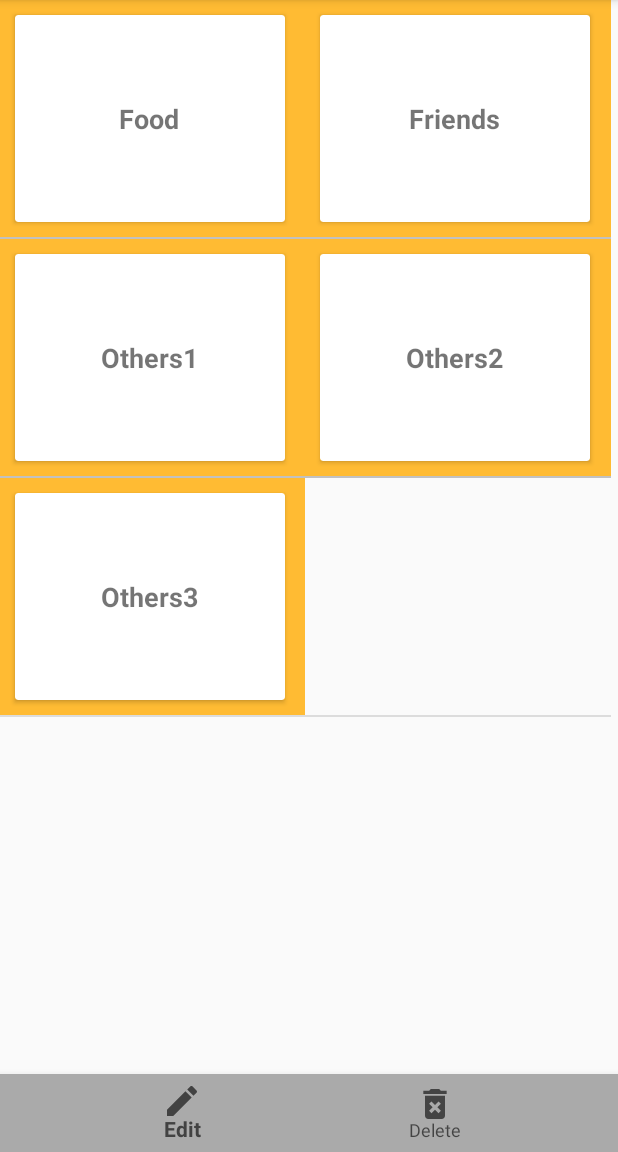
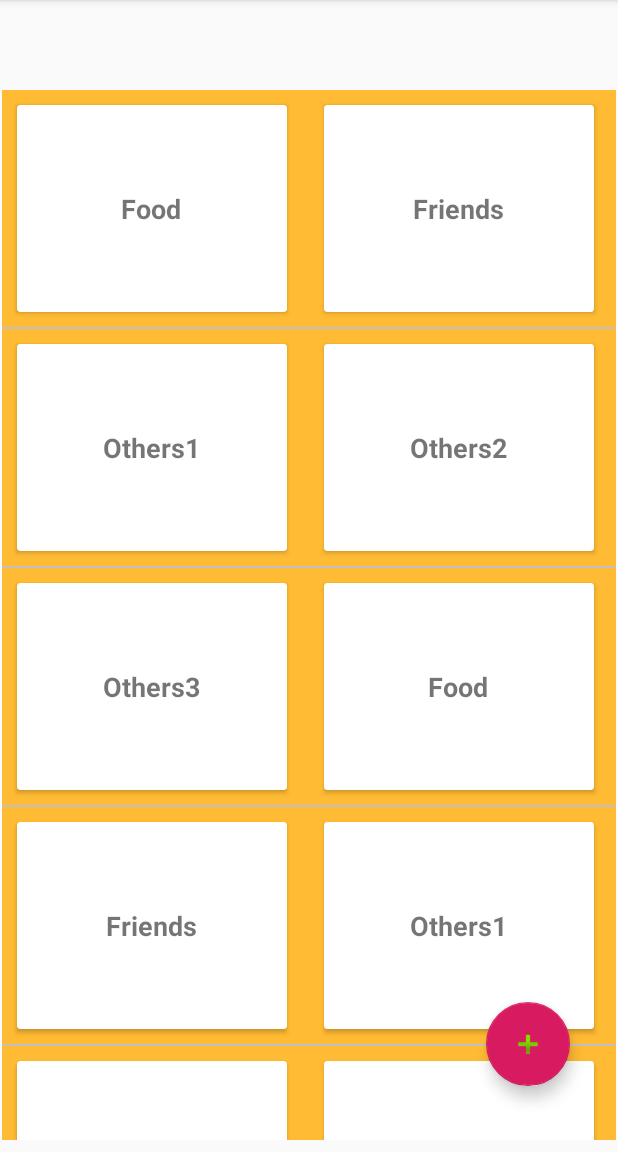
Before and after one commit to samirthaker2020/Spartans_W2019S_MAD4124_Project, an Android app: the screen it shows after launch (MainActivity), after a tap on "Food", on a phone screen of 412 x 824 dp, the part 84-1236 px from its top. Run offline under Robolectric (Android 15) with nearby library versions, the phone set to English and light mode, and no system bars.

```diff
--- a/W2019S_MAD4124_Project/src/main/java/com/example/recyclerdemo/Controller/MainActivity.java
+++ b/W2019S_MAD4124_Project/src/main/java/com/example/recyclerdemo/Controller/MainActivity.java
@@ -1,23 +1,30 @@
 package com.example.recyclerdemo.Controller;
 
+import android.content.DialogInterface;
 import android.graphics.Color;
 import android.graphics.drawable.ColorDrawable;
 import android.support.annotation.NonNull;
-import android.support.design.internal.BottomNavigationMenu;
 import android.support.design.widget.BottomNavigationView;
+import android.support.design.widget.FloatingActionButton;
 import android.support.v7.app.ActionBar;
+import android.support.v7.app.AlertDialog;
 import android.support.v7.app.AppCompatActivity;
 import android.os.Bundle;
-import android.support.v7.view.SupportActionModeWrapper;
 import android.support.v7.widget.DefaultItemAnimator;
 import android.support.v7.widget.DividerItemDecoration;
 import android.support.v7.widget.GridLayoutManager;
 import android.support.v7.widget.LinearLayoutManager;
 import android.support.v7.widget.RecyclerView;
+import android.text.TextUtils;
+import android.view.LayoutInflater;
 import android.view.MenuItem;
+import android.view.View;
+import android.widget.EditText;
+import android.widget.TextView;
 import android.widget.Toast;
 
 import com.example.recyclerdemo.Adapter.Rc_Adapter;
+import com.example.recyclerdemo.Modal.Note;
 import com.example.recyclerdemo.Modal.RcModal;
 import com.example.recyclerdemo.R;
 
@@ -40,9 +47,9 @@ public class MainActivity extends AppCompatActivity {
         setContentView(R.layout.activity_main);
 
         lstcategoryData = findViewById(R.id.rc1);
-BottomNavigationView bv= (BottomNavigationView) findViewById(R.id.bnav1);
+//BottomNavigationView bv= (BottomNavigationView) findViewById(R.id.bnav1);
 
-bv.setOnNavigationItemSelectedListener(mOnNavigationItemSelectedListener);
+//bv.setOnNavigationItemSelectedListener(mOnNavigationItemSelectedListener);
 
               data();
 
@@ -57,10 +64,58 @@ bv.setOnNavigationItemSelectedListener(mOnNavigationItemSelectedListener);
         lstcategoryData.setAdapter(mAdapter);
 
         mAdapter.notifyDataSetChanged();
+
+        FloatingActionButton fab = (FloatingActionButton) findViewById(R.id.btnadd);
+        fab.setOnClickListener(new View.OnClickListener() {
+            @Override
+            public void onClick(View view) {
+                showNoteDialog();
+            }
+        });
+
+
+        lstcategoryData.addOnItemTouchListener(new RecyclerTouchListener(this,
+                lstcategoryData, new RecyclerTouchListener.ClickListener() {
+            @Override
+            public void onClick(View view, final int position) {
+            }
+
+            @Override
+            public void onLongClick(View view, int position) {
+                showActionsDialog(position);
+            }
+        }));
     }
 
+      private void showNoteDialog()
+      {
+
+      }
+
+    private void showActionsDialog(final int position) {
+        CharSequence colors[] = new CharSequence[]{"Edit", "Delete"};
+
+        AlertDialog.Builder builder = new AlertDialog.Builder(this);
+        builder.setTitle("Choose option");
+        builder.setItems(colors, new DialogInterface.OnClickListener() {
+            @Override
+            public void onClick(DialogInterface dialog, int which) {
+                if (which == 0) {
+                  //  showNoteDialog(true, notesList.get(position), position);
+                } else {
+                  //  deleteNote(position);
+                }
+            }
+        });
+        builder.show();
+    }
     public void data() {
         cname = new ArrayList<>();
+        cname.add(new RcModal("Food"));
+        cname.add(new RcModal("Friends"));
+        cname.add(new RcModal("Others1"));
+        cname.add(new RcModal("Others2"));
+        cname.add(new RcModal("Others3"));
         cname.add(new RcModal("Food"));
         cname.add(new RcModal("Friends"));
         cname.add(new RcModal("Others1"));
--- /dev/null
+++ b/W2019S_MAD4124_Project/src/main/java/com/example/recyclerdemo/Controller/RecyclerTouchListener.java
@@ -0,0 +1,62 @@
+package com.example.recyclerdemo.Controller;
+
+import android.content.Context;
+import android.support.v7.widget.RecyclerView;
+import android.view.GestureDetector;
+import android.view.MotionEvent;
+import android.view.View;
+
+/**
+ * Created by ravi on 21/02/18.
+ */
+
+public class RecyclerTouchListener implements RecyclerView.OnItemTouchListener {
+
+    private ClickListener clicklistener;
+    private GestureDetector gestureDetector;
+
+    public RecyclerTouchListener(Context context, final RecyclerView recycleView, final ClickListener clicklistener) {
+
+        this.clicklistener = clicklistener;
+        gestureDetector = new GestureDetector(context, new GestureDetector.SimpleOnGestureListener() {
+            @Override
+            public boolean onSingleTapUp(MotionEvent e) {
+                return true;
+            }
+
+            @Override
+            public void onLongPress(MotionEvent e) {
+                View child = recycleView.findChildViewUnder(e.getX(), e.getY());
+                if (child != null && clicklistener != null) {
+                    clicklistener.onLongClick(child, recycleView.getChildAdapterPosition(child));
+                }
+            }
+        });
+    }
+
+    @Override
+    public boolean onInterceptTouchEvent(RecyclerView rv, MotionEvent e) {
+        View child = rv.findChildViewUnder(e.getX(), e.getY());
+        if (child != null && clicklistener != null && gestureDetector.onTouchEvent(e)) {
+            clicklistener.onClick(child, rv.getChildAdapterPosition(child));
+        }
+
+        return false;
+    }
+
+    @Override
+    public void onTouchEvent(RecyclerView rv, MotionEvent e) {
+
+    }
+
+    @Override
+    public void onRequestDisallowInterceptTouchEvent(boolean disallowIntercept) {
+
+    }
+
+    public interface ClickListener {
+        void onClick(View view, int position);
+
+        void onLongClick(View view, int position);
+    }
+}
--- a/W2019S_MAD4124_Project/src/main/res/layout/activity_main.xml
+++ b/W2019S_MAD4124_Project/src/main/res/layout/activity_main.xml
@@ -8,27 +8,33 @@
 
     <android.support.v7.widget.RecyclerView
         android:id="@+id/rc1"
-        android:layout_width="407dp"
-        android:layout_height="547dp"
+        android:layout_width="409dp"
+        android:layout_height="700dp"
 
+        android:layout_marginBottom="8dp"
+        app:layout_constraintBottom_toBottomOf="parent"
         app:layout_constraintEnd_toEndOf="parent"
-        app:layout_constraintHorizontal_bias="0.0"
         app:layout_constraintStart_toStartOf="parent"
         app:layout_constraintTop_toTopOf="parent"
+        app:layout_constraintVertical_bias="1.0"
         app:spanCount="2" />
 
-    <android.support.design.widget.BottomNavigationView
-        android:id="@+id/bnav1"
-        android:layout_width="0dp"
-        android:layout_height="52dp"
-        android:background="@android:color/darker_gray"
-        app:layout_constraintBottom_toBottomOf="parent"
+    <android.support.design.widget.FloatingActionButton
+        android:id="@+id/btnadd"
+        android:layout_width="wrap_content"
+        android:layout_height="wrap_content"
+        android:layout_marginStart="8dp"
+        android:layout_marginTop="8dp"
+        android:layout_marginEnd="8dp"
+        android:layout_marginBottom="36dp"
+        android:clickable="true"
+        app:layout_constraintBottom_toBottomOf="@+id/rc1"
         app:layout_constraintEnd_toEndOf="parent"
-        app:layout_constraintHorizontal_bias="0.0"
+        app:layout_constraintHorizontal_bias="0.929"
         app:layout_constraintStart_toStartOf="parent"
-        app:layout_constraintTop_toBottomOf="@+id/rc1"
+        app:layout_constraintTop_toTopOf="parent"
         app:layout_constraintVertical_bias="1.0"
-        app:menu="@menu/menu_category" />
+        app:srcCompat="@android:drawable/ic_input_add" />
 
 
 </android.support.constraint.ConstraintLayout>
--- a/W2019S_MAD4124_Project/src/main/res/values/strings.xml
+++ b/W2019S_MAD4124_Project/src/main/res/values/strings.xml
@@ -2,4 +2,8 @@
     <string name="app_name">RecyclerDemo</string>
     <string name="textview">TextView</string>
     <string name="mynotes">MyNotes</string>
+    <string name="msg_no_notes">No notes found!</string>
+    <string name="lbl_new_note_title">New Note</string>
+    <string name="lbl_edit_note_title">Edit Note</string>
+    <string name="hint_enter_note">Enter your note!</string>
 </resources>
```
Also changed, not shown: W2019S_MAD4124_Project/src/main/java/com/example/recyclerdemo/Modal/Note.java (added, +59 -0 lines), W2019S_MAD4124_Project/src/main/res/layout/note_dialog.xml (added, +32 -0 lines).
